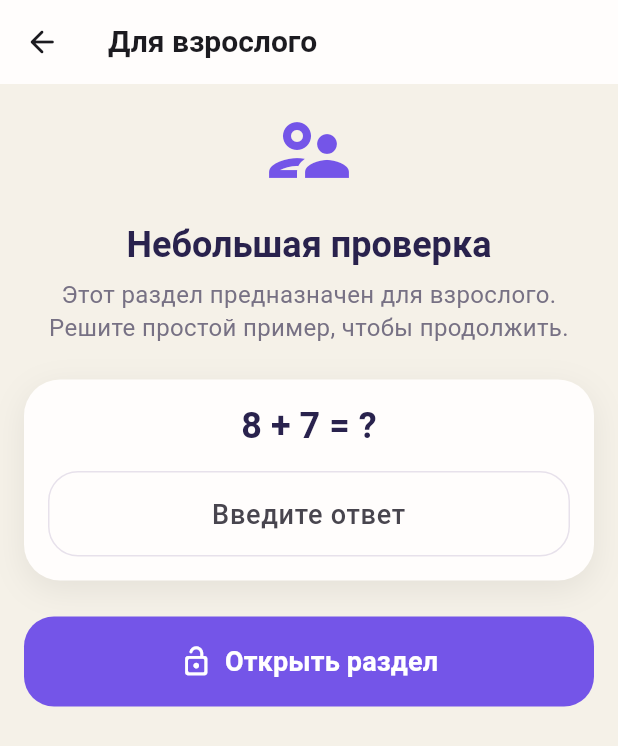
After one commit to nikolaevdev/finny, a Flutter app: the AdultAccessScreen screen opened by its route, on a phone screen of 412 x 824 dp. The commit adds this screen. Shown: the top 746 px of the screen. Run offline on Flutter 3.47's test engine with Material 3 defaults, Android fonts, the phone set to English and light mode, and no system bars; our stand-ins replace flutter_riverpod, go_router, shared_preferences; accounts and stored records are empty.

Commit message:
Реализовать взрослый раздел и демонстрационный режим

```diff
--- a/lib/app/router.dart
+++ b/lib/app/router.dart
@@ -1,5 +1,7 @@
 import 'package:go_router/go_router.dart';
 
+import '../features/adult/presentation/adult_access_screen.dart';
+import '../features/adult/presentation/adult_screen.dart';
 import '../features/budget/presentation/budget_screen.dart';
 import '../features/home/presentation/home_screen.dart';
 import '../features/onboarding/presentation/onboarding_screen.dart';
@@ -15,6 +17,8 @@ import '../features/tasks/presentation/tasks_screen.dart';
 
 abstract final class AppRoutes {
   static const onboarding = '/onboarding';
+  static const adultAccess = '/adult-access';
+  static const adult = '/adult';
   static const profile = '/profile';
   static const pet = '/pet';
   static const home = '/home';
@@ -38,6 +42,14 @@ GoRouter createAppRouter({required bool hasLocalProfile}) {
       GoRoute(
         path: AppRoutes.onboarding,
         builder: (context, state) => const OnboardingScreen(),
+      ),
+      GoRoute(
+        path: AppRoutes.adultAccess,
+        builder: (context, state) => const AdultAccessScreen(),
+      ),
+      GoRoute(
+        path: AppRoutes.adult,
+        builder: (context, state) => const AdultScreen(),
       ),
       GoRoute(
         path: AppRoutes.profile,
--- /dev/null
+++ b/lib/features/adult/presentation/adult_access_screen.dart
@@ -0,0 +1,118 @@
+import 'package:flutter/material.dart';
+import 'package:go_router/go_router.dart';
+
+import '../../../app/router.dart';
+import '../../../app/theme/app_colors.dart';
+import '../../../app/theme/app_spacing.dart';
+import '../../../core/widgets/finni_button.dart';
+import '../../../core/widgets/finni_card.dart';
+
+class AdultAccessScreen extends StatefulWidget {
+  const AdultAccessScreen({super.key});
+
+  @override
+  State<AdultAccessScreen> createState() => _AdultAccessScreenState();
+}
+
+class _AdultAccessScreenState extends State<AdultAccessScreen> {
+  static const _expectedAnswer = 15;
+
+  final _answerController = TextEditingController();
+  String? _errorText;
+
+  @override
+  void dispose() {
+    _answerController.dispose();
+    super.dispose();
+  }
+
+  void _checkAnswer() {
+    final answer = int.tryParse(_answerController.text.trim());
+    if (answer == _expectedAnswer) {
+      setState(() => _errorText = null);
+      context.pushReplacement(AppRoutes.adult);
+      return;
+    }
+
+    setState(() {
+      _errorText = 'Проверь ответ и попробуй ещё раз.';
+    });
+  }
+
+  @override
+  Widget build(BuildContext context) {
+    return Scaffold(
+      appBar: AppBar(
+        leading: IconButton(
+          tooltip: 'Назад',
+          onPressed: () => context.pop(),
+          icon: const Icon(Icons.arrow_back_rounded),
+        ),
+        title: const Text('Для взрослого'),
+      ),
+      body: SafeArea(
+        top: false,
+        child: ListView(
+          padding: const EdgeInsets.fromLTRB(
+            AppSpacing.lg,
+            AppSpacing.md,
+            AppSpacing.lg,
+            AppSpacing.xxl,
+          ),
+          children: [
+            const Icon(
+              Icons.supervisor_account_outlined,
+              size: 64,
+              color: AppColors.purple,
+            ),
+            const SizedBox(height: AppSpacing.lg),
+            Text(
+              'Небольшая проверка',
+              style: Theme.of(context).textTheme.headlineMedium,
+              textAlign: TextAlign.center,
+            ),
+            const SizedBox(height: AppSpacing.sm),
+            Text(
+              'Этот раздел предназначен для взрослого. Решите простой пример, чтобы продолжить.',
+              style: Theme.of(context).textTheme.bodyMedium?.copyWith(
+                    color: AppColors.textSecondary,
+                  ),
+              textAlign: TextAlign.center,
+            ),
+            const SizedBox(height: AppSpacing.xl),
+            FinniCard(
+              child: Column(
+                crossAxisAlignment: CrossAxisAlignment.stretch,
+                children: [
+                  Text(
+                    '8 + 7 = ?',
+                    style: Theme.of(context).textTheme.headlineMedium,
+                    textAlign: TextAlign.center,
+                  ),
+                  const SizedBox(height: AppSpacing.lg),
+                  TextField(
+                    controller: _answerController,
+                    keyboardType: TextInputType.number,
+                    textInputAction: TextInputAction.done,
+                    textAlign: TextAlign.center,
+                    decoration: InputDecoration(
+                      hintText: 'Введите ответ',
+                      errorText: _errorText,
+                    ),
+                    onSubmitted: (_) => _checkAnswer(),
+                  ),
+                ],
+              ),
+            ),
+            const SizedBox(height: AppSpacing.xl),
+            FinniButton(
+              text: 'Открыть раздел',
+              icon: Icons.lock_open_rounded,
+              onPressed: _checkAnswer,
+            ),
+          ],
+        ),
+      ),
+    );
+  }
+}
--- a/lib/features/game/application/game_state_provider.dart
+++ b/lib/features/game/application/game_state_provider.dart
@@ -136,7 +136,8 @@ class GameStateNotifier extends Notifier<GameState?> {
     if (current.periodStatus == PeriodStatus.planning) {
       return SavingsTransferResult.planningInProgress;
     }
-    if (current.periodStatus == PeriodStatus.completed) {
+    if (current.periodStatus == PeriodStatus.completed &&
+        !current.allPeriodsCompleted) {
       return SavingsTransferResult.periodCompleted;
     }
     if (amount > current.balance) {
@@ -160,7 +161,8 @@ class GameStateNotifier extends Notifier<GameState?> {
     if (current.periodStatus == PeriodStatus.planning) {
       return SavingsTransferResult.planningInProgress;
     }
-    if (current.periodStatus == PeriodStatus.completed) {
+    if (current.periodStatus == PeriodStatus.completed &&
+        !current.allPeriodsCompleted) {
       return SavingsTransferResult.periodCompleted;
     }
     if (amount > current.savings) {
--- a/pubspec.yaml
+++ b/pubspec.yaml
@@ -1,7 +1,7 @@
 name: finny
 description: "Educational financial literacy game with a virtual pet for children aged 7–11."
 publish_to: 'none'
-version: 0.9.0+9
+version: 0.10.0+10
 
 environment:
   sdk: ^3.13.4
```
Also changed, not shown: lib/features/adult/presentation/adult_screen.dart (added, +452 -0 lines), lib/features/game/domain/game_state.dart (+6 -2 lines), lib/features/home/presentation/home_screen.dart (+2 -5 lines), lib/features/savings/presentation/savings_screen.dart (+24 -4 lines), 6 other files.
